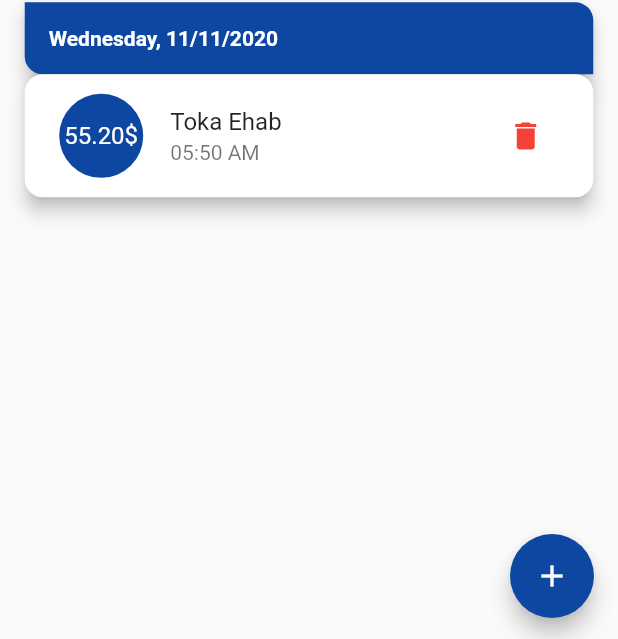
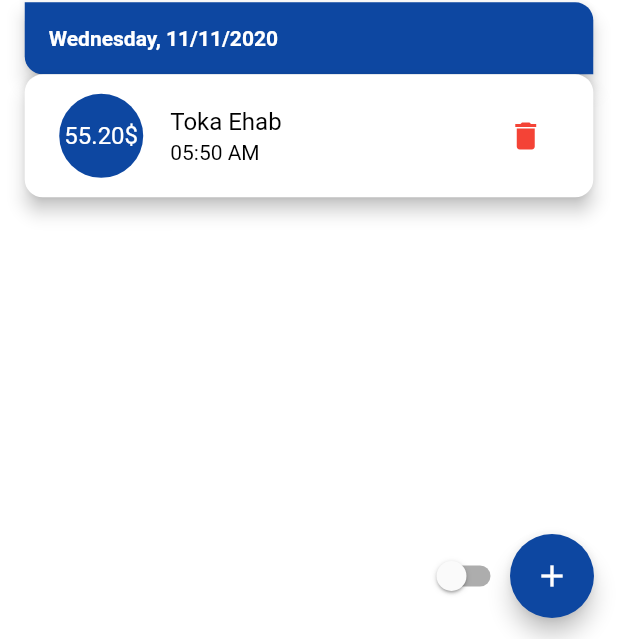
Before and after one commit to maherkhalil07/delivery-manager, a Flutter app: the screen it shows after launch, on a phone screen of 412 x 824 dp. Shown: the part 594-1233 px from the top of the screen. Run offline on Flutter 3.47's test engine with Material 2 defaults, Android fonts, the phone set to English and light mode, and no system bars; drawn by our look-alikes of sticky_headers.

Commit message:
adding dark theme

```diff
--- a/lib/main.dart
+++ b/lib/main.dart
@@ -5,15 +5,38 @@ void main() {
   runApp(MyApp());
 }
 
-class MyApp extends StatelessWidget {
+class MyApp extends StatefulWidget {
+  @override
+  _MyAppState createState() => _MyAppState();
+}
+
+class _MyAppState extends State<MyApp> {
+  ThemeMode themeMode = ThemeMode.light;
+  void toggle() {
+    setState(() {
+      if (themeMode == ThemeMode.light) {
+        themeMode = ThemeMode.dark;
+      }else{
+        themeMode = ThemeMode.light;
+      }
+
+    });
+  }
+
   @override
   Widget build(BuildContext context) {
     return MaterialApp(
       title: 'Delivery Manager',
       theme: ThemeData(
         primaryColor: Colors.blue[900],
+        accentColor: Colors.white,
       ),
-      home: HomeScreen(),
+      darkTheme: ThemeData(
+        primaryColor: Colors.grey[800],
+        accentColor: Colors.grey[600],
+      ),
+      themeMode: themeMode,
+      home: HomeScreen(toggle),
     );
   }
 }
--- a/lib/screens/home_screen.dart
+++ b/lib/screens/home_screen.dart
@@ -12,6 +12,9 @@ import 'package:intl/intl.dart';
 import 'package:sticky_headers/sticky_headers.dart';
 
 class HomeScreen extends StatefulWidget {
+  final Function toggle;
+  HomeScreen(this.toggle);
+
   @override
   _HomeScreenState createState() => _HomeScreenState();
 }
@@ -26,6 +29,7 @@ class _HomeScreenState extends State<HomeScreen> {
   List<String> deliveryMen = ['Muhamed Aly', 'Toka Ehab', 'Ahmed Ali'];
   DateTime selectedDate;
   SplayTreeSet<Order> selectedOrders;
+  bool isDark;
   int compareTwoOrders(Order a, Order b) {
     return -a.orderDate.compareTo(b.orderDate);
   }
@@ -56,6 +60,7 @@ class _HomeScreenState extends State<HomeScreen> {
 
   void initState() {
     super.initState();
+    isDark = false;
     scrollController = ScrollController();
     final ordersList = List.generate(12, (index) {
       return Order(
@@ -103,15 +108,16 @@ class _HomeScreenState extends State<HomeScreen> {
       String key = DateFormat('yyyyMMdd').format(selectedDate);
       if (orders.containsKey(key)) {
         selectedOrders = orders[key]['list'];
-      }else {
-      selectedOrders = null;
-    }
+      } else {
+        selectedOrders = null;
+      }
     });
   }
 
   @override
   Widget build(BuildContext context) {
     return Scaffold(
+      backgroundColor: Theme.of(context).accentColor,
       body: Stack(
         children: [
           BackGroundContainer(),
@@ -182,9 +188,19 @@ class _HomeScreenState extends State<HomeScreen> {
                   scrollController.jumpTo(0.0);
                 },
               ),
+            Spacer(),
+            Switch(
+              value: isDark,
+              onChanged: (value) {
+                setState(() {
+                  isDark = value;
+                });
+                widget.toggle();
+              },
+            ),
             FloatingActionButton(
               backgroundColor: Theme.of(context).primaryColor,
-              child: Icon(Icons.add),
+              child: Icon(Icons.add, color: Colors.white,),
               onPressed: () {
                 showModalBottomSheet(
                   context: context,
--- a/lib/widgets/add_order_sheet.dart
+++ b/lib/widgets/add_order_sheet.dart
@@ -33,6 +33,7 @@ class _AddOrderSheetState extends State<AddOrderSheet> {
   @override
   Widget build(BuildContext context) {
     return Container(
+      color: Theme.of(context).accentColor,
       padding:
           EdgeInsets.only(bottom: MediaQuery.of(context).viewInsets.bottom),
       child: SingleChildScrollView(
--- a/lib/widgets/chart.dart
+++ b/lib/widgets/chart.dart
@@ -40,6 +40,7 @@ class _ChartState extends State<Chart> {
   Widget build(BuildContext context) {
     filterOrders();
     return Card(
+      color: Theme.of(context).accentColor,
       shape: RoundedRectangleBorder(borderRadius: BorderRadius.circular(12)),
       elevation: 5,
       margin: EdgeInsets.symmetric(
--- a/lib/widgets/order_item.dart
+++ b/lib/widgets/order_item.dart
@@ -9,7 +9,9 @@ class OrderItem extends StatelessWidget {
   OrderItem(this.order, this.remove);
   @override
   Widget build(BuildContext context) {
+    bool isDark = Theme.of(context).accentColor == Colors.grey[600];
     return Card(
+      color: isDark? Theme.of(context).primaryColor : Theme.of(context).accentColor,
       elevation: 5,
       shape: RoundedRectangleBorder(borderRadius: BorderRadius.circular(12)),
       margin: EdgeInsets.symmetric(
@@ -20,7 +22,7 @@ class OrderItem extends StatelessWidget {
         child: ListTile(
           leading: CircleAvatar(
             radius: 30,
-            backgroundColor: Theme.of(context).primaryColor,
+            backgroundColor: isDark? Colors.black: Theme.of(context).primaryColor,
             child: FittedBox(
               child: Padding(
                 padding: EdgeInsets.all(5.0),
@@ -31,8 +33,8 @@ class OrderItem extends StatelessWidget {
               ),
             ),
           ),
-          title: Text(order.deliveryMan),
-          subtitle: Text(DateFormat('hh:mm a').format(order.orderDate)),
+          title: Text(order.deliveryMan, style: TextStyle(color: isDark? Colors.white: Colors.black),),
+          subtitle: Text(DateFormat('hh:mm a').format(order.orderDate), style: TextStyle(color: isDark? Colors.white: Colors.black),),
           trailing: IconButton(
             icon: Icon(
               Icons.delete,
```
